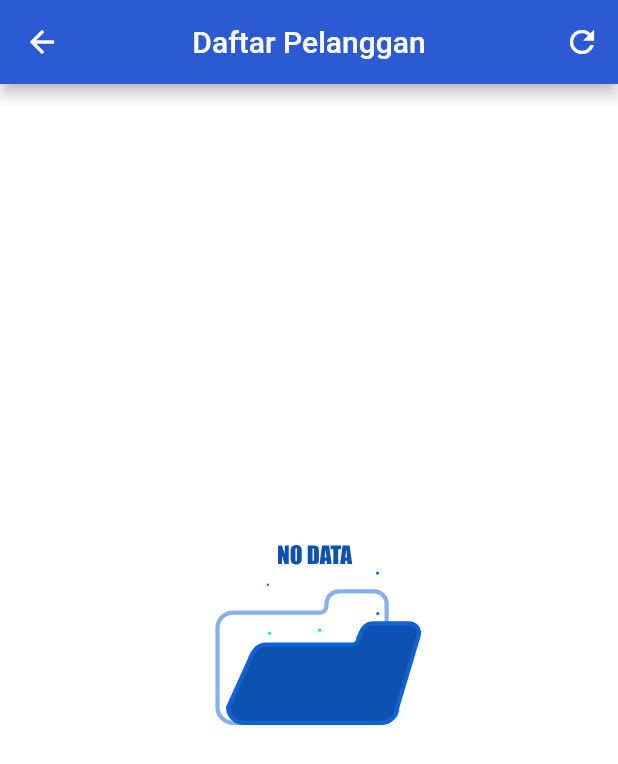
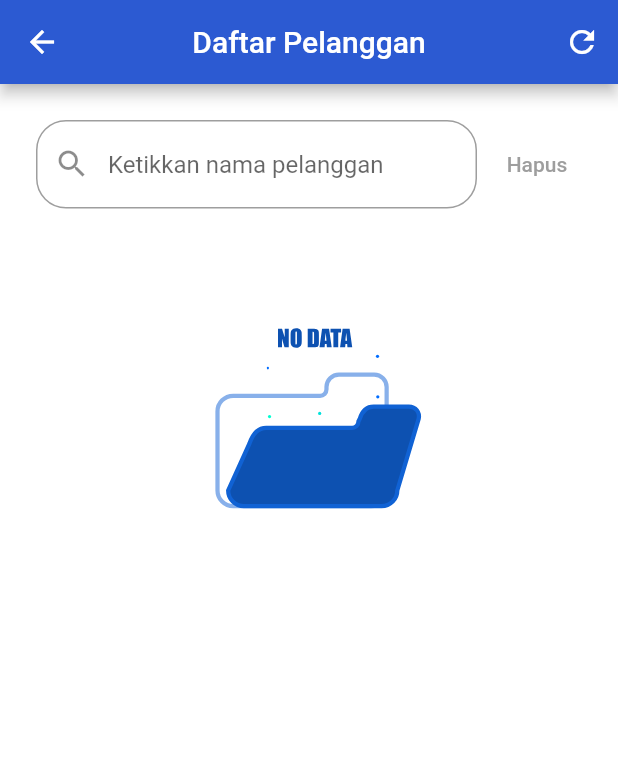
Before and after one commit to andistevenli/bonku-project, a Flutter app: the CustomersListPage screen opened by its route, on a phone screen of 412 x 824 dp. Shown: the top 764 px of the screen. Run offline on Flutter 3.47's test engine with Material 2 defaults, Android fonts, the phone set to English and light mode, and no system bars; our stand-ins replace hexcolor, loading_animation_widget, lottie, supabase_flutter; accounts and stored records are empty.

Commit message:
nambahain fitur search customer

```diff
--- a/miniproject/lib/Model/helper/supabase_helper_customer.dart
+++ b/miniproject/lib/Model/helper/supabase_helper_customer.dart
@@ -45,6 +45,14 @@ class SupabaseHelperCustomer {
         .order('created_at', ascending: false);
   }
 
+  Future<List<dynamic>> readBySearch(String nama) async {
+    return await supabase
+        .from('pelanggan')
+        .select()
+        .like('nama', '%$nama%')
+        .order('created_at', ascending: false);
+  }
+
   ///mendapatkan semua id dari tabel 'pelanggan'.
   Future<List<dynamic>> captureAllId() async {
     final List<dynamic> daftarId =
--- a/miniproject/lib/View/Pages/Customer/create_customer_page.dart
+++ b/miniproject/lib/View/Pages/Customer/create_customer_page.dart
@@ -39,6 +39,7 @@ class _CreateCustomerPageState extends State<CreateCustomerPage> {
   @override
   Widget build(BuildContext context) {
     final provider = Provider.of<CustomerViewModel>(context, listen: false);
+    provider.readCustomers();
     return Scaffold(
       appBar: AppBar(
         title: const Text('Tambah Data Pelanggan'),
@@ -70,6 +71,11 @@ class _CreateCustomerPageState extends State<CreateCustomerPage> {
                   if (value == null || value.isEmpty) {
                     return 'Nama tidak boleh kosong';
                   } else {
+                    for (int i = 0; i < provider.daftarPelanggan!.length; i++) {
+                      if (value == provider.daftarPelanggan![i].nama) {
+                        return 'Nama ini sudah pernah ditambahkan';
+                      }
+                    }
                     List<String> word = value.split(' ');
                     for (int i = 0; i < word.length; i++) {
                       if (word[i].substring(0, 1) !=
--- a/miniproject/lib/View/Pages/Customer/customers_list_page.dart
+++ b/miniproject/lib/View/Pages/Customer/customers_list_page.dart
@@ -1,7 +1,10 @@
 import 'package:flutter/material.dart';
 import 'package:miniproject/Model/formatter.dart';
 import 'package:miniproject/View/View-Model/customer_view_model.dart';
+import 'package:miniproject/View/Widgets/buttons.dart';
 import 'package:miniproject/View/Widgets/list_tiles.dart';
+import 'package:miniproject/View/Widgets/my_colors.dart';
+import 'package:miniproject/View/Widgets/text_form_fields.dart';
 import 'package:provider/provider.dart';
 import 'package:lottie/lottie.dart';
 import '../../Widgets/loading_animation.dart';
@@ -18,6 +21,13 @@ class _CustomersListPageState extends State<CustomersListPage> {
   final ListTiles myListTile = ListTiles();
   final Formatter myFormatter = Formatter();
   final LoadingAnimation myLoadingAnimation = LoadingAnimation();
+  final TextFormFields myTextFormField = TextFormFields();
+  final GlobalKey<FormState> _formKey = GlobalKey<FormState>();
+  final TextEditingController _seachTextEditingController =
+      TextEditingController();
+  final Buttons myButton = Buttons();
+  final MyColors myColor = MyColors();
+  bool active = false;
 
   provider(BuildContext context) {
     final provider = Provider.of<CustomerViewModel>(context, listen: false);
@@ -40,6 +50,8 @@ class _CustomersListPageState extends State<CustomersListPage> {
           IconButton(
             onPressed: () {
               provider(context);
+              _seachTextEditingController.clear();
+              active = false;
             },
             icon: const Icon(Icons.refresh),
           ),
@@ -47,9 +59,68 @@ class _CustomersListPageState extends State<CustomersListPage> {
       ),
       body: Padding(
         padding: const EdgeInsets.all(24),
+        child: ListView(
+          physics: const BouncingScrollPhysics(),
+          children: [
+            Form(
+              key: _formKey,
               child: Consumer<CustomerViewModel>(
                 builder: (context, customerProvider, _) {
+                  return Row(
+                    children: [
+                      myTextFormField.searchTextFormField(
+                        width:
+                            MediaQuery.of(context).size.width - (24 * 2) - 70,
+                        enabled: true,
+                        textEditingController: _seachTextEditingController,
+                        validator: (value) {
+                          List<String> word = value!.split(' ');
+                          for (int i = 0; i < word.length; i++) {
+                            if (!RegExp(r'^[A-Za-z]+$').hasMatch(word[i])) {
+                              return 'hanya boleh diisi alphabet';
+                            }
+                          }
+                          return null;
+                        },
+                        onChangedEvent: (value) {
+                          if (_formKey.currentState!.validate()) {
+                            if (value.isEmpty) {
+                              active = false;
                               customerProvider.readCustomers();
+                            } else {
+                              active = true;
+                              customerProvider.readCustomersBySearch(
+                                  _seachTextEditingController.text);
+                            }
+                          }
+                        },
+                      ),
+                      const SizedBox(
+                        width: 10,
+                      ),
+                      myButton.textButton(
+                        active: active,
+                        width: 60,
+                        color: myColor.detailTextColor,
+                        label: 'Hapus',
+                        onPressedEvent: active
+                            ? () {
+                                _seachTextEditingController.clear();
+                                customerProvider.readCustomers();
+                                active = false;
+                              }
+                            : null,
+                      ),
+                    ],
+                  );
+                },
+              ),
+            ),
+            const SizedBox(
+              height: 20,
+            ),
+            Consumer<CustomerViewModel>(
+              builder: (context, customerProvider, _) {
                 if (customerProvider.daftarPelanggan == null) {
                   return Center(
                     child: myLoadingAnimation.stretchedDots(),
@@ -61,7 +132,7 @@ class _CustomersListPageState extends State<CustomersListPage> {
                   );
                 } else {
                   return ListView.separated(
-                physics: const BouncingScrollPhysics(),
+                    physics: const NeverScrollableScrollPhysics(),
                     shrinkWrap: true,
                     itemBuilder: (context, index) {
                       //format tanggal
@@ -72,7 +143,8 @@ class _CustomersListPageState extends State<CustomersListPage> {
                       //format mata uang
                       final int currency =
                           customerProvider.daftarPelanggan![index].batasUtang!;
-                  final String uang = myFormatter.formatUang.format(currency);
+                      final String uang =
+                          myFormatter.formatUang.format(currency);
                       return myListTile.customersListTile(
                         context,
                         customerProvider.daftarPelanggan![index].nama!,
@@ -92,6 +164,8 @@ class _CustomersListPageState extends State<CustomersListPage> {
                 }
               },
             ),
+          ],
+        ),
       ),
     );
   }
--- a/miniproject/lib/View/Pages/Dashboard/dashboard_page.dart
+++ b/miniproject/lib/View/Pages/Dashboard/dashboard_page.dart
@@ -126,7 +126,7 @@ class _DashboardPageState extends State<DashboardPage> {
               const SizedBox(
                 height: 20,
               ),
-              myButton.primaryButton(
+              myButton.secondaryButton(
                 context: context,
                 onPressedEvent: () {
                   Navigator.pushNamed(context, CustomersListPage.routeName);
@@ -137,7 +137,7 @@ class _DashboardPageState extends State<DashboardPage> {
               const SizedBox(
                 height: 20,
               ),
-              myButton.secondaryButton(
+              myButton.primaryButton(
                 context: context,
                 onPressedEvent: () {
                   Navigator.pushNamed(context, CreateCustomerPage.routeName);
--- a/miniproject/lib/View/Pages/Debt/debt_details_page.dart
+++ b/miniproject/lib/View/Pages/Debt/debt_details_page.dart
@@ -47,7 +47,7 @@ class _DebtDetailsState extends State<DebtDetailsPage> {
       body: Padding(
         padding: const EdgeInsets.all(24),
         child: ListView(
-          physics: const NeverScrollableScrollPhysics(),
+          physics: const BouncingScrollPhysics(),
           children: [
             Column(
               crossAxisAlignment: CrossAxisAlignment.center,
@@ -119,7 +119,7 @@ class _DebtDetailsState extends State<DebtDetailsPage> {
                 );
               }
               return ListView.separated(
-                physics: const BouncingScrollPhysics(),
+                physics: const NeverScrollableScrollPhysics(),
                 shrinkWrap: true,
                 itemCount: debtProvider.daftarUtang!.length,
                 itemBuilder: (context, index) {
--- a/miniproject/lib/View/View-Model/customer_view_model.dart
+++ b/miniproject/lib/View/View-Model/customer_view_model.dart
@@ -2,7 +2,10 @@ import 'package:flutter/material.dart';
 import 'package:miniproject/Model/customer_model.dart';
 import 'package:miniproject/Model/helper/supabase_helper_customer.dart';
 
+import '../../Model/formatter.dart';
+
 class CustomerViewModel with ChangeNotifier {
+  final Formatter myFormatter = Formatter();
   List<dynamic> pelanggan = [];
   List<CustomerModel>? daftarPelanggan;
 
@@ -19,8 +22,22 @@ class CustomerViewModel with ChangeNotifier {
     return daftarPelanggan!;
   }
 
+  Future<List<CustomerModel>> getCustomersBySearch(String nama) async {
+    pelanggan = await _supabaseHelperCustomer.readBySearch(nama);
+    daftarPelanggan = [];
+    for (var element in pelanggan) {
+      daftarPelanggan!.add(CustomerModel.fromJson(element));
+    }
+    return daftarPelanggan!;
+  }
+
   Future<void> readCustomers() async {
     daftarPelanggan = await getAllCustomers();
+    notifyListeners();
+  }
+
+  Future<void> readCustomersBySearch(String nama) async {
+    daftarPelanggan = await getCustomersBySearch(nama);
     notifyListeners();
   }
 
--- a/miniproject/lib/View/View-Model/debt_view_model.dart
+++ b/miniproject/lib/View/View-Model/debt_view_model.dart
@@ -1,8 +1,10 @@
 import 'package:flutter/material.dart';
+import 'package:miniproject/Model/formatter.dart';
 import 'package:miniproject/Model/helper/supabase_helper_transaction.dart';
 import 'package:miniproject/Model/transaction_model.dart';
 
 class DebtViewModel with ChangeNotifier {
+  final Formatter myFormatter = Formatter();
   List<dynamic> utang = [];
   List<TransactionModel>? daftarUtang;
   int totalUtang = 0;
--- a/miniproject/lib/View/Widgets/buttons.dart
+++ b/miniproject/lib/View/Widgets/buttons.dart
@@ -97,4 +97,24 @@ class Buttons {
       ),
     );
   }
+
+  SizedBox textButton({
+    required bool active,
+    required double width,
+    required Color color,
+    required String label,
+    required void Function()? onPressedEvent,
+  }) {
+    return SizedBox(
+      width: width,
+      child: TextButton(
+        onPressed: onPressedEvent,
+        child: Text(
+          'Hapus',
+          style: TextStyle(
+              color: active ? myColors.detailTextColor : myColors.subInfoColor),
+        ),
+      ),
+    );
+  }
 }
--- a/miniproject/lib/View/Widgets/text_form_fields.dart
+++ b/miniproject/lib/View/Widgets/text_form_fields.dart
@@ -3,6 +3,56 @@ import 'package:miniproject/View/Widgets/my_colors.dart';
 
 class TextFormFields {
   final MyColors myColors = MyColors();
+
+  SizedBox dateTimeTextFormField({
+    required double width,
+    required bool enabled,
+    required TextEditingController textEditingController,
+  }) {
+    return SizedBox(
+      width: width,
+      child: TextFormField(
+        enabled: enabled,
+        controller: textEditingController,
+        decoration: InputDecoration(
+          prefixIcon: const Icon(Icons.calendar_month),
+          border: OutlineInputBorder(
+            borderRadius: BorderRadius.circular(20),
+          ),
+        ),
+      ),
+    );
+  }
+
+  SizedBox searchTextFormField({
+    required double width,
+    required bool enabled,
+    required TextEditingController textEditingController,
+    required String? Function(String?)? validator,
+    required void Function(String)? onChangedEvent,
+  }) {
+    return SizedBox(
+      width: width,
+      child: TextFormField(
+        enabled: enabled,
+        controller: textEditingController,
+        keyboardType: TextInputType.name,
+        autocorrect: false,
+        enableSuggestions: false,
+        decoration: InputDecoration(
+          errorMaxLines: 2,
+          hintMaxLines: 2,
+          hintText: 'Ketikkan nama pelanggan',
+          prefixIcon: const Icon(Icons.search),
+          border: OutlineInputBorder(
+            borderRadius: BorderRadius.circular(20),
+          ),
+        ),
+        validator: validator,
+        onChanged: onChangedEvent,
+      ),
+    );
+  }
 
   TextFormField textFormField({
     required bool enabled,
```
Lines whose indentation alone changed are shown as unchanged.
